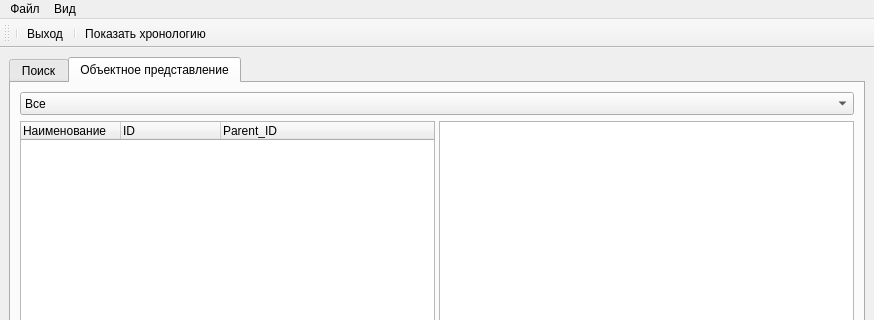
VladisGol/platon-accs, file mainwindow.ui: the form before one commit; both pictures show x 0 to 874 and y 0 to 320 of the 874 by 744 pixel window.
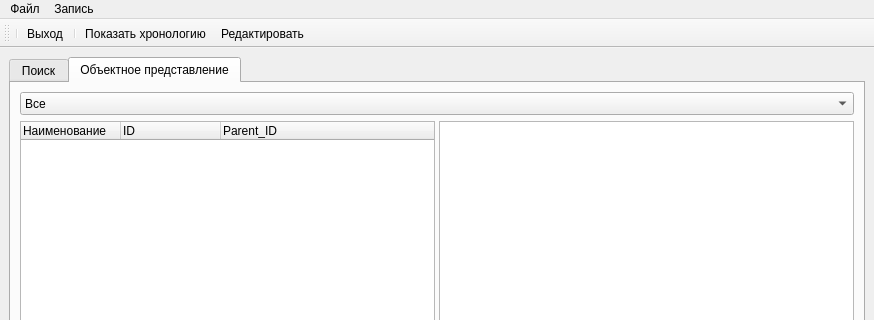
The form after the commit. Icons and pictures are not drawn. Custom widgets are drawn as their Qt base class.

Diff of the .ui file:
```diff
--- a/mainwindow.ui
+++ b/mainwindow.ui
@@ -146,7 +146,7 @@
    </widget>
    <widget class="QMenu" name="menu_2" >
     <property name="title" >
-     <string>Вид</string>
+     <string>Запись</string>
     </property>
    </widget>
    <addaction name="menu" />
@@ -154,6 +154,14 @@
   </widget>
   <widget class="QStatusBar" name="statusbar" />
   <widget class="QToolBar" name="toolBar" >
+   <property name="geometry" >
+    <rect>
+     <x>0</x>
+     <y>23</y>
+     <width>874</width>
+     <height>34</height>
+    </rect>
+   </property>
    <property name="windowTitle" >
     <string>toolBar</string>
    </property>
@@ -167,6 +175,7 @@
    <addaction name="action_quit" />
    <addaction name="separator" />
    <addaction name="action_Hronology" />
+   <addaction name="action_edit" />
   </widget>
   <action name="action_quit" >
    <property name="icon" >
@@ -186,6 +195,11 @@
     <string>Показать хронологию</string>
    </property>
   </action>
+  <action name="action_edit" >
+   <property name="text" >
+    <string>Редактировать</string>
+   </property>
+  </action>
  </widget>
  <customwidgets>
   <customwidget>
```
Left out of the diff: 36 changed lines with no effect on the pictures.
